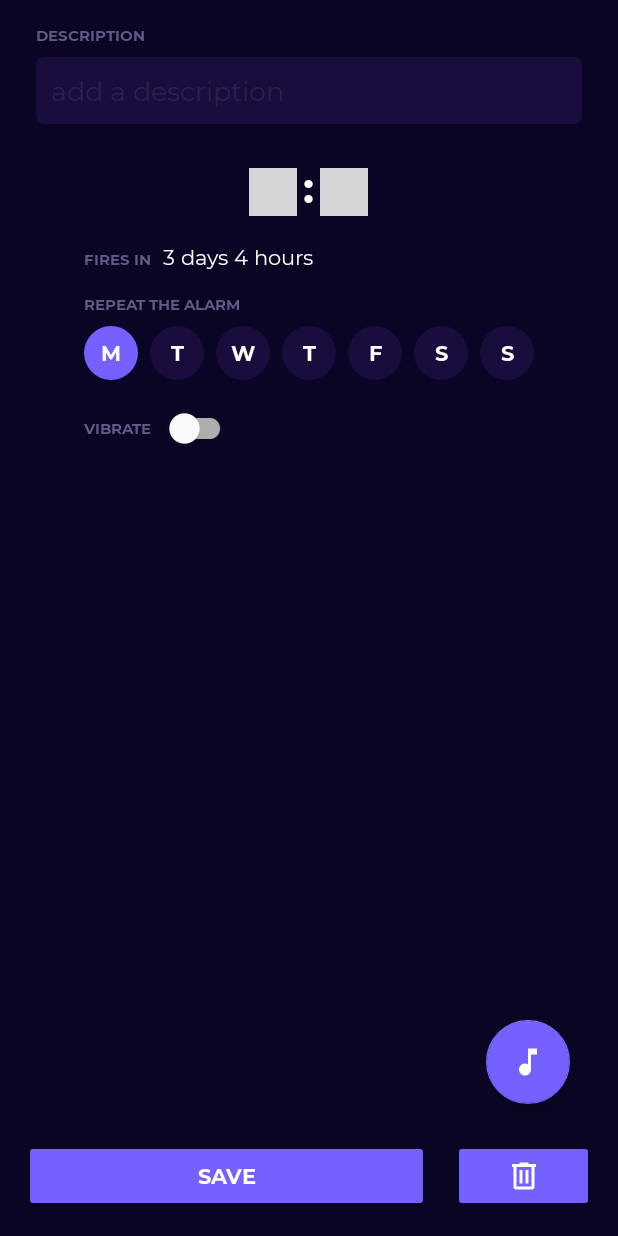
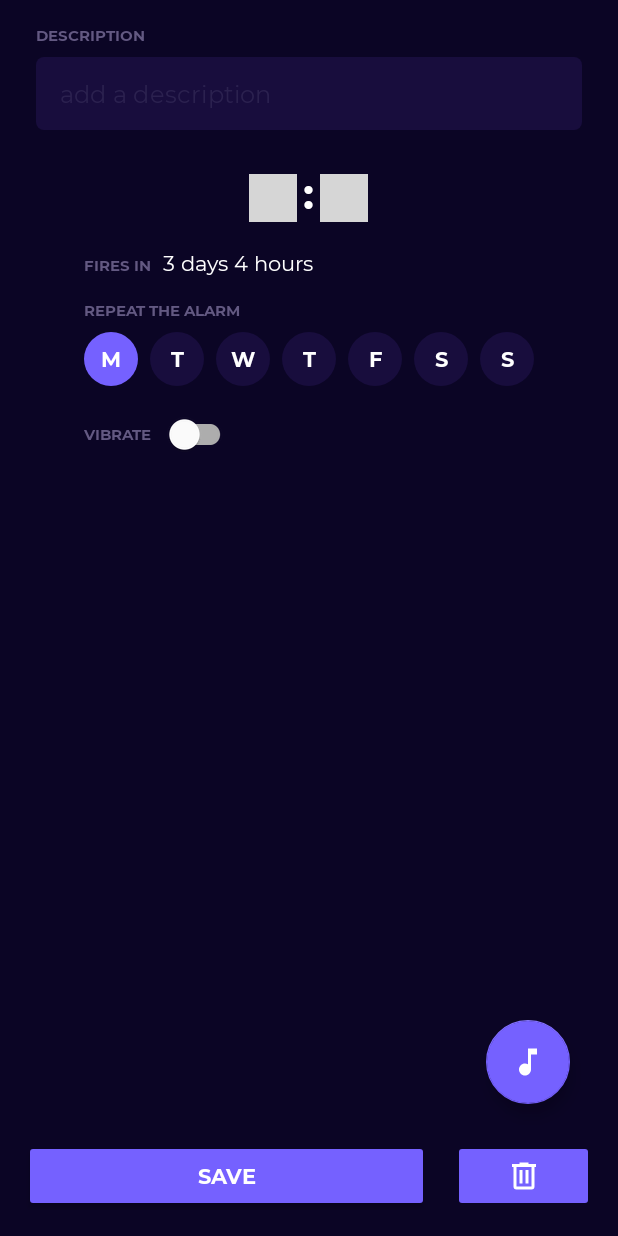
Before and after one commit to pghazal/revery, an Android app: the layout fragment_create_edit_alarm.xml on its own in the app's theme, with its tools: preview values and no code run, on a phone screen of 412 x 824 dp. Run offline under Robolectric (Android 15) with nearby library versions, the phone set to English and light mode, and no system bars; plain views replace NumberPicker; grey boxes are pictures that could not be loaded.

Commit message:
Custom EditText to lose focus when back pressed or Done keybaord is pressed Also add possibility to clear text

```diff
--- a/app/src/main/java/com/pghaz/revery/alarm/CreateEditAlarmFragment.kt
+++ b/app/src/main/java/com/pghaz/revery/alarm/CreateEditAlarmFragment.kt
@@ -305,7 +305,7 @@ class CreateEditAlarmFragment : BaseBottomSheetDialogFragment() {
 
     private fun createAndScheduleAlarm() {
         val label: String =
-            if (TextUtils.isEmpty(labelEditText.text.trim())) "" else labelEditText.text.trim()
+            if (TextUtils.isEmpty(labelEditText.text?.trim())) "" else labelEditText.text?.trim()
                 .toString()
 
         alarm.id = System.currentTimeMillis()
@@ -317,7 +317,7 @@ class CreateEditAlarmFragment : BaseBottomSheetDialogFragment() {
 
     private fun editAndScheduleAlarm() {
         val label: String =
-            if (TextUtils.isEmpty(labelEditText.text.trim())) "" else labelEditText.text.trim()
+            if (TextUtils.isEmpty(labelEditText.text?.trim())) "" else labelEditText.text?.trim()
                 .toString()
 
         alarm.label = label
--- /dev/null
+++ b/app/src/main/res/drawable/shape_cursor_edit_text.xml
@@ -0,0 +1,5 @@
+<?xml version="1.0" encoding="utf-8"?>
+<shape xmlns:android="http://schemas.android.com/apk/res/android">
+    <size android:width="2dp" />
+    <solid android:color="@color/colorAccent" />
+</shape>
--- a/app/src/main/res/layout/fragment_create_edit_alarm.xml
+++ b/app/src/main/res/layout/fragment_create_edit_alarm.xml
@@ -17,26 +17,41 @@
         android:layout_marginBottom="@dimen/third_base_margin"
         android:text="@string/alarm_description_static" />
 
-    <EditText
-        android:id="@+id/labelEditText"
+    <com.google.android.material.textfield.TextInputLayout
+        android:id="@+id/labelInputLayout"
+        style="@style/Widget.MaterialComponents.TextInputLayout.OutlinedBox.Dense"
         android:layout_width="match_parent"
         android:layout_height="wrap_content"
         android:layout_below="@id/descriptionLabel"
         android:layout_marginStart="@dimen/third_base_margin"
         android:layout_marginEnd="@dimen/third_base_margin"
         android:layout_marginBottom="@dimen/base_margin"
-        android:autofillHints="@string/alarm_hint"
-        android:background="@drawable/shape_rounded_corner"
-        android:hint="@string/alarm_hint"
-        android:inputType="text"
-        android:textColor="@android:color/white"
-        android:textColorHint="@color/color_text_hint_alarm_label" />
+        app:boxBackgroundColor="@android:color/white"
+        app:endIconMode="clear_text"
+        app:endIconTint="@android:color/white"
+        app:hintEnabled="false">
+
+        <com.pghaz.revery.view.ClearFocusEditText
+            android:id="@+id/labelEditText"
+            android:layout_width="match_parent"
+            android:layout_height="wrap_content"
+            android:autofillHints="@string/alarm_hint"
+            android:background="@drawable/shape_rounded_corner"
+            android:hint="@string/alarm_hint"
+            android:imeOptions="actionDone"
+            android:inputType="text"
+            android:maxLines="1"
+            android:singleLine="true"
+            android:textColor="@android:color/white"
+            android:textColorHint="@color/color_text_hint_alarm_label"
+            android:textCursorDrawable="@drawable/shape_cursor_edit_text" />
+    </com.google.android.material.textfield.TextInputLayout>
 
     <LinearLayout
         android:id="@+id/timeSpinnerContainer"
         android:layout_width="wrap_content"
         android:layout_height="wrap_content"
-        android:layout_below="@id/labelEditText"
+        android:layout_below="@id/labelInputLayout"
         android:layout_centerHorizontal="true"
         android:layout_marginBottom="@dimen/half_base_margin"
         android:gravity="center"
--- a/app/src/main/res/values/strings.xml
+++ b/app/src/main/res/values/strings.xml
@@ -27,7 +27,7 @@
     <string name="sunday_short">S</string>
 
     <!-- ALARM -->
-    <string name="menu_disable_all_alarms">disable all alarms</string>
+    <string name="menu_disable_all_alarms">turn the alarms off</string>
     <string name="recurring">recurring</string>
     <string name="create_alarm">add an alarm</string>
     <string name="vibrate">vibrate</string>
```
Also changed, not shown: app/src/main/java/com/pghaz/revery/view/ClearFocusEditText.kt (added, +34 -0 lines).
